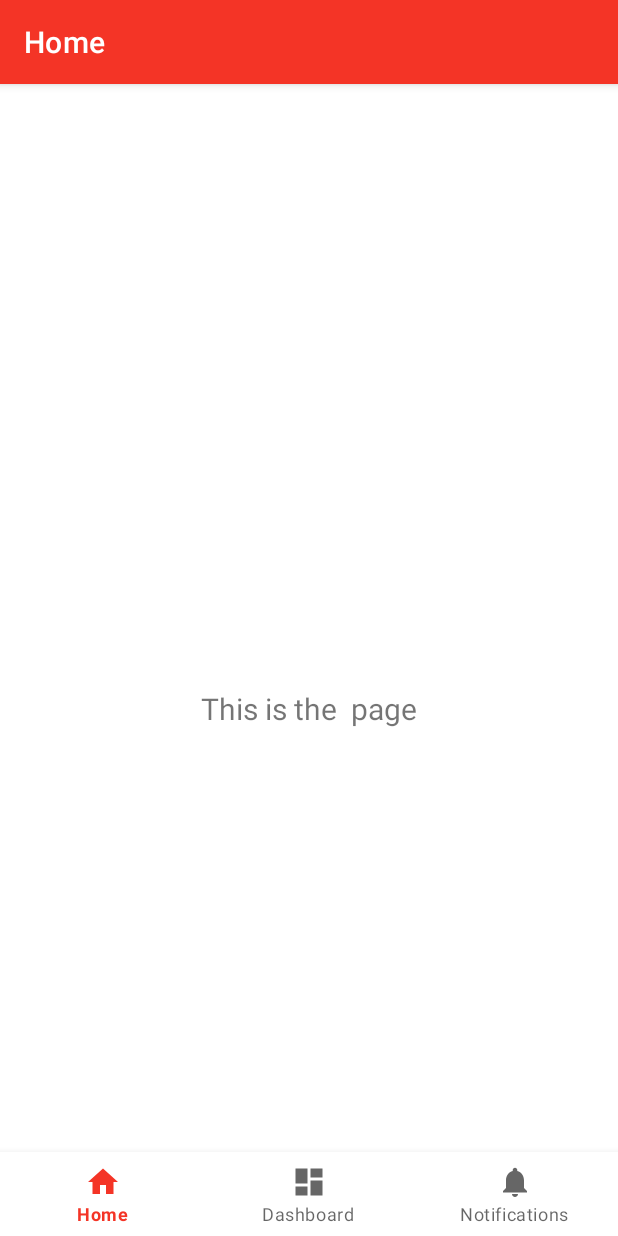
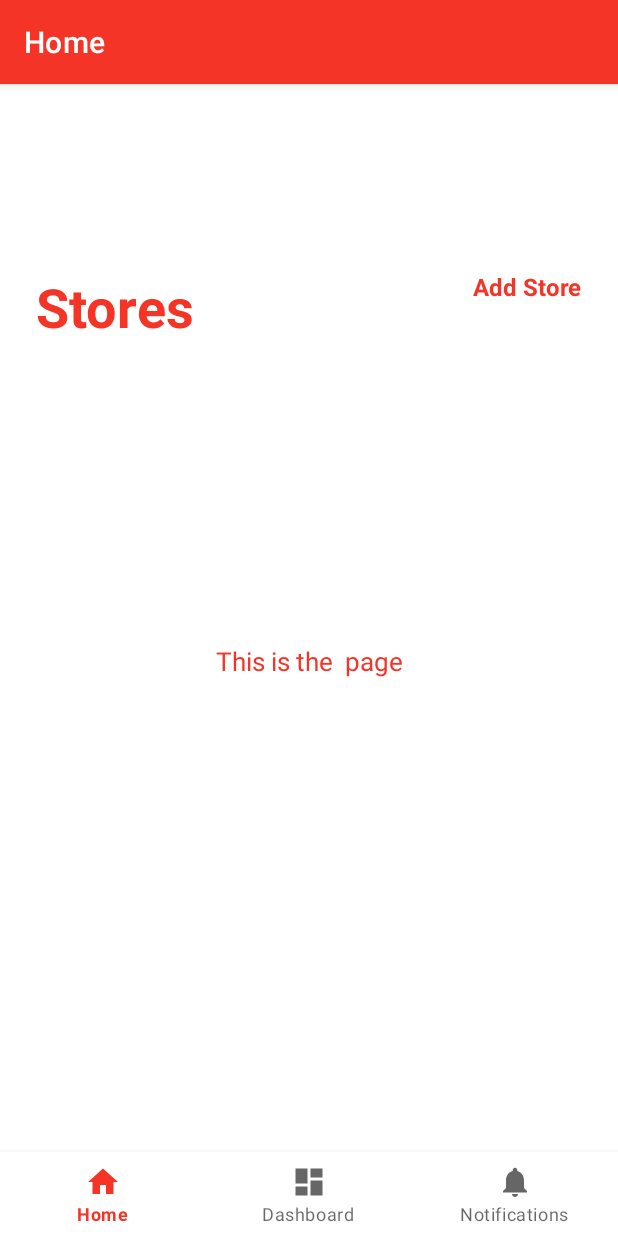
Before and after one commit to gitsfine/ShopAssit, an Android app: the screen it shows after launch (MainActivity), on a phone screen of 412 x 824 dp. Run offline under Robolectric (Android 15) with nearby library versions, the phone set to English and light mode, and no system bars; our stand-ins replace navigation-ui.

Commit message:
New Layout

```diff
--- a/ShopAssist/app/build.gradle.kts
+++ b/ShopAssist/app/build.gradle.kts
@@ -1,6 +1,7 @@
 plugins {
     alias(libs.plugins.android.application)
     alias(libs.plugins.kotlin.android)
+    alias(libs.plugins.kotlin.compose) apply false
 }
 
 android {
@@ -13,10 +14,8 @@ android {
         targetSdk = 36
         versionCode = 1
         versionName = "1.0"
-
         testInstrumentationRunner = "androidx.test.runner.AndroidJUnitRunner"
     }
-
     buildTypes {
         release {
             isMinifyEnabled = false
@@ -39,7 +38,6 @@ android {
 }
 
 dependencies {
-
     implementation(libs.androidx.core.ktx)
     implementation(libs.androidx.appcompat)
     implementation(libs.material)
--- a/ShopAssist/app/src/main/res/layout/fragment_home.xml
+++ b/ShopAssist/app/src/main/res/layout/fragment_home.xml
@@ -1,22 +1,48 @@
 <?xml version="1.0" encoding="utf-8"?>
-<androidx.constraintlayout.widget.ConstraintLayout xmlns:android="http://schemas.android.com/apk/res/android"
+<androidx.constraintlayout.widget.ConstraintLayout
+    xmlns:android="http://schemas.android.com/apk/res/android"
     xmlns:app="http://schemas.android.com/apk/res-auto"
-    xmlns:tools="http://schemas.android.com/tools"
     android:layout_width="match_parent"
-    android:layout_height="match_parent"
-    tools:context=".ui.home.HomeFragment">
+    android:layout_height="match_parent">
 
+    <!-- Title -->
+    <!-- Title -->
+    <TextView
+        android:id="@+id/title_stores"
+        android:layout_width="wrap_content"
+        android:layout_height="wrap_content"
+        android:text="Stores"
+        android:textSize="36sp"
+        android:textStyle="bold"
+        android:textColor="?attr/colorSecondary"
+        app:layout_constraintStart_toStartOf="parent"
+        app:layout_constraintTop_toTopOf="parent"
+        android:layout_marginStart="24dp"
+        android:layout_marginTop="68dp" />
+
+    <!-- Add Store Button -->
+    <TextView
+        android:id="@+id/add_store"
+        android:layout_width="wrap_content"
+        android:layout_height="wrap_content"
+        android:text="Add Store"
+        android:textSize="16sp"
+        android:textStyle="bold"
+        android:textColor="?attr/colorSecondary"
+        app:layout_constraintEnd_toEndOf="parent"
+        app:layout_constraintTop_toTopOf="@id/title_stores"
+        android:layout_marginEnd="24dp" />
+
+    <!-- No Stores Text -->
     <TextView
         android:id="@+id/text_home"
-        android:layout_width="match_parent"
+        android:layout_width="wrap_content"
         android:layout_height="wrap_content"
-        android:layout_marginStart="8dp"
-        android:layout_marginTop="8dp"
-        android:layout_marginEnd="8dp"
-        android:textAlignment="center"
-        android:textSize="20sp"
-        app:layout_constraintBottom_toBottomOf="parent"
+        android:text="No stores"
+        android:textSize="17sp"
+        android:textColor="?attr/colorSecondary"
+        app:layout_constraintTop_toBottomOf="@id/title_stores"
+        app:layout_constraintStart_toStartOf="parent"
         app:layout_constraintEnd_toEndOf="parent"
-        app:layout_constraintStart_toStartOf="parent"
-        app:layout_constraintTop_toTopOf="parent" />
+        android:layout_marginTop="200dp" />
 </androidx.constraintlayout.widget.ConstraintLayout>
--- a/ShopAssist/app/src/main/res/values/themes.xml
+++ b/ShopAssist/app/src/main/res/values/themes.xml
@@ -8,9 +8,10 @@
         <!-- Secondary brand color. -->
         <item name="colorSecondary">@color/red</item>
         <item name="colorSecondaryVariant">@color/teal_700</item>
-        <item name="colorOnSecondary">@color/black</item>
+        <item name="colorOnSecondary">@color/red</item>
         <!-- Status bar color. -->
         <item name="android:statusBarColor">?attr/colorPrimaryVariant</item>
         <!-- Customize your theme here. -->
+
     </style>
 </resources>
--- a/ShopAssist/build.gradle.kts
+++ b/ShopAssist/build.gradle.kts
@@ -1,5 +1,8 @@
+
 // Top-level build file where you can add configuration options common to all sub-projects/modules.
 plugins {
     alias(libs.plugins.android.application) apply false
     alias(libs.plugins.kotlin.android) apply false
+    alias(libs.plugins.kotlin.compose) apply false
+
 }
--- a/ShopAssist/gradle/libs.versions.toml
+++ b/ShopAssist/gradle/libs.versions.toml
@@ -1,6 +1,6 @@
 [versions]
 agp = "8.12.3"
-kotlin = "2.0.21"
+kotlin = "2.2.21"
 coreKtx = "1.17.0"
 junit = "4.13.2"
 junitVersion = "1.3.0"
@@ -29,3 +29,5 @@ androidx-navigation-ui-ktx = { group = "androidx.navigation", name = "navigation
 [plugins]
 android-application = { id = "com.android.application", version.ref = "agp" }
 kotlin-android = { id = "org.jetbrains.kotlin.android", version.ref = "kotlin" }
+kotlin-compose = { id = "org.jetbrains.kotlin.plugin.compose", version.ref = "kotlin" }
+compose-compiler = { id = "org.jetbrains.kotlin.plugin.compose", version.ref = "kotlin" }
```
